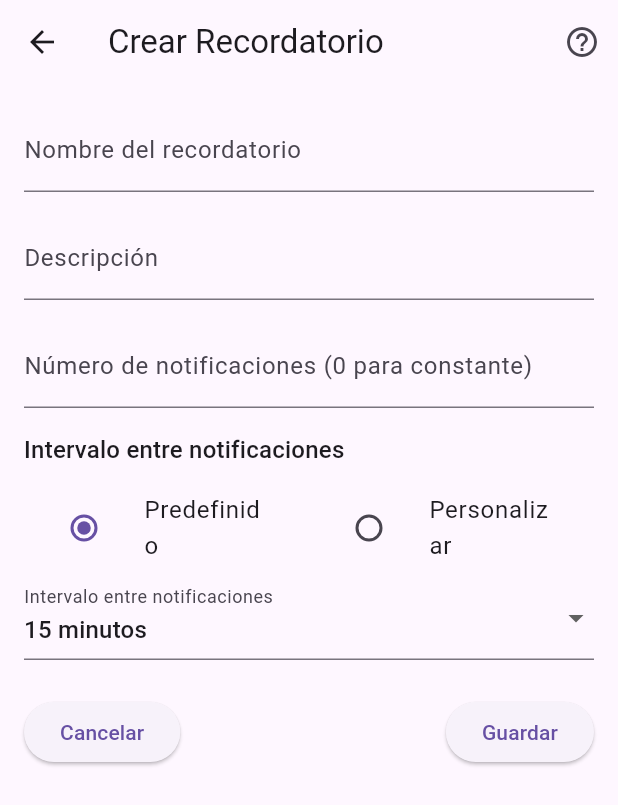
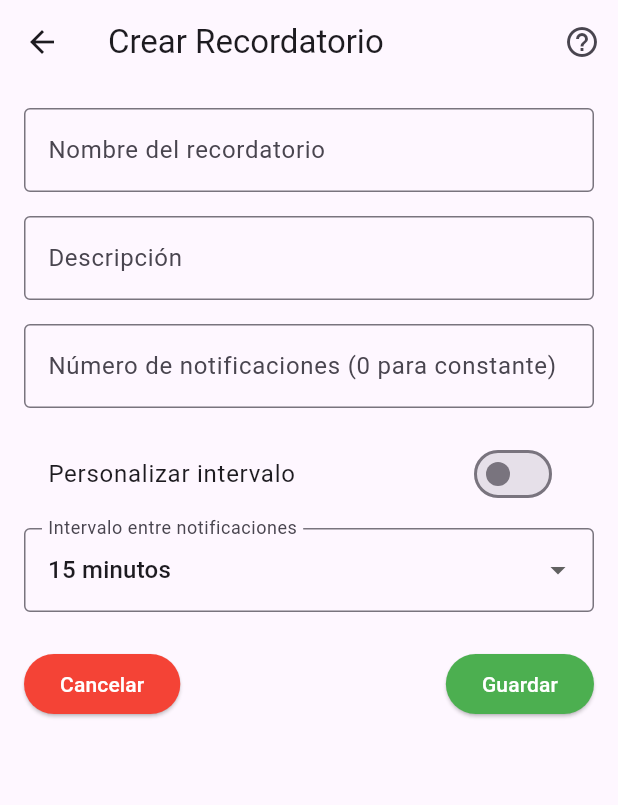
Before and after one commit to rayo-alcantar/mindKeeper, a Flutter app: the CreateReminderScreen screen opened by its route, on a phone screen of 412 x 824 dp. Shown: the top 805 px of the screen. Run offline on Flutter 3.47's test engine with Material 3 defaults, Android fonts, the phone set to English and light mode, and no system bars; our stand-ins replace file_picker, flutter_local_notifications, permission_handler, shared_preferences, timezone; accounts and stored records are empty.

Commit message:
se corrige la interfaz de editar y crear recordatorio

```diff
--- a/lib/screens/create_reminder_screen.dart
+++ b/lib/screens/create_reminder_screen.dart
@@ -17,7 +17,7 @@ class _CreateReminderScreenState extends State<CreateReminderScreen> {
   String _description = '';
   int _notificationCount = 1;
   Duration _interval = Duration(minutes: 15);
-  bool _isCustom = false; // Selección entre intervalo predefinido y personalizado
+  bool _isCustom = false; // false: predefinido, true: personalizado
 
   // Campos para tiempo personalizado (horas y minutos)
   String _customHours = '00';
@@ -44,19 +44,10 @@ class _CreateReminderScreenState extends State<CreateReminderScreen> {
                 ),
                 Text('• Intervalo entre notificaciones:'),
                 Text(
-                  '   - Si selecciona "Predefinido", podrá elegir entre intervalos de 15 minutos, 1 hora o 2 horas.',
+                  '   - Si no se personaliza, podrá elegir entre intervalos de 15 minutos, 1 hora o 2 horas.',
                 ),
                 Text(
-                  '   - Si selecciona "Personalizar", ingrese el intervalo manualmente usando dos campos:',
-                ),
-                Text(
-                  '       * Horas: Ingrese un número entre 0 y 23 (ej. "01" para 1 hora).',
-                ),
-                Text(
-                  '       * Minutos: Ingrese un número entre 0 y 59 (ej. "30" para 30 minutos).',
-                ),
-                Text(
-                  '   Ejemplo: Para un intervalo de 1 hora y 30 minutos, ingrese "01" en Horas y "30" en Minutos.',
+                  '   - Si se activa la opción "Personalizar intervalo", ingrese manualmente horas y minutos.',
                 ),
                 Text('• Botones "Cancelar" y "Guardar":'),
                 Text(
@@ -79,15 +70,39 @@ class _CreateReminderScreenState extends State<CreateReminderScreen> {
     );
   }
 
-  // Construye el widget de entrada para el intervalo (predefinido o personalizado)
-  Widget _buildIntervalInput() {
-    if (_isCustom) {
-      return Row(
+  // Construye el widget para la selección del intervalo
+  Widget _buildIntervalSelector() {
+    return Column(
+      crossAxisAlignment: CrossAxisAlignment.start,
+      children: [
+        // Alterna entre intervalo predefinido y personalizado
+        SwitchListTile(
+          title: Text('Personalizar intervalo'),
+          value: _isCustom,
+          onChanged: (value) {
+            setState(() {
+              _isCustom = value;
+              // Reinicia al valor predefinido si se desactiva la personalización
+              if (!_isCustom) {
+                _interval = Duration(minutes: 15);
+                _customHours = '00';
+                _customMinutes = '00';
+              }
+            });
+          },
+        ),
+        SizedBox(height: 8),
+        // Muestra el control correspondiente
+        _isCustom
+            ? Row(
                 children: [
                   Expanded(
                     child: TextFormField(
                       initialValue: _customHours,
-              decoration: InputDecoration(labelText: 'Horas'),
+                      decoration: InputDecoration(
+                        labelText: 'Horas',
+                        border: OutlineInputBorder(),
+                      ),
                       keyboardType: TextInputType.number,
                       maxLength: 2,
                       inputFormatters: [FilteringTextInputFormatter.digitsOnly],
@@ -101,7 +116,8 @@ class _CreateReminderScreenState extends State<CreateReminderScreen> {
                         }
                         return null;
                       },
-              onSaved: (value) => _customHours = value!.padLeft(2, '0'),
+                      onSaved: (value) =>
+                          _customHours = value!.padLeft(2, '0'),
                     ),
                   ),
                   SizedBox(width: 8),
@@ -110,7 +126,10 @@ class _CreateReminderScreenState extends State<CreateReminderScreen> {
                   Expanded(
                     child: TextFormField(
                       initialValue: _customMinutes,
-              decoration: InputDecoration(labelText: 'Minutos'),
+                      decoration: InputDecoration(
+                        labelText: 'Minutos',
+                        border: OutlineInputBorder(),
+                      ),
                       keyboardType: TextInputType.number,
                       maxLength: 2,
                       inputFormatters: [FilteringTextInputFormatter.digitsOnly],
@@ -124,15 +143,16 @@ class _CreateReminderScreenState extends State<CreateReminderScreen> {
                         }
                         return null;
                       },
-              onSaved: (value) => _customMinutes = value!.padLeft(2, '0'),
+                      onSaved: (value) =>
+                          _customMinutes = value!.padLeft(2, '0'),
                     ),
                   ),
                 ],
-      );
-    } else {
-      return DropdownButtonFormField<Duration>(
+              )
+            : DropdownButtonFormField<Duration>(
                 decoration: InputDecoration(
                   labelText: 'Intervalo entre notificaciones',
+                  border: OutlineInputBorder(),
                 ),
                 value: _interval,
                 items: [
@@ -154,8 +174,9 @@ class _CreateReminderScreenState extends State<CreateReminderScreen> {
                     _interval = value!;
                   });
                 },
+              ),
+      ],
     );
-    }
   }
 
   // Función para guardar el recordatorio y programar las notificaciones.
@@ -215,88 +236,57 @@ class _CreateReminderScreenState extends State<CreateReminderScreen> {
             crossAxisAlignment: CrossAxisAlignment.stretch,
             children: [
               // Campo para el nombre
-              Semantics(
-                label: 'Campo de nombre del recordatorio',
-                textField: true,
-                child: TextFormField(
-                  decoration: InputDecoration(labelText: 'Nombre del recordatorio'),
+              TextFormField(
+                decoration: InputDecoration(
+                  labelText: 'Nombre del recordatorio',
+                  border: OutlineInputBorder(),
+                ),
                 onSaved: (value) => _name = value!.trim(),
-                  validator: (value) => (value == null || value.trim().isEmpty) ? 'Ingresa un nombre' : null,
-                ),
+                validator: (value) => (value == null || value.trim().isEmpty)
+                    ? 'Ingresa un nombre'
+                    : null,
               ),
               SizedBox(height: 16),
               // Campo para la descripción
-              Semantics(
-                label: 'Campo de descripción',
-                textField: true,
-                child: TextFormField(
-                  decoration: InputDecoration(labelText: 'Descripción'),
+              TextFormField(
+                decoration: InputDecoration(
+                  labelText: 'Descripción',
+                  border: OutlineInputBorder(),
+                ),
                 onSaved: (value) => _description = value?.trim() ?? '',
-                ),
               ),
               SizedBox(height: 16),
               // Campo para número de notificaciones
-              Semantics(
-                label: 'Campo para número de notificaciones',
-                textField: true,
-                child: TextFormField(
+              TextFormField(
                 decoration: InputDecoration(
                   labelText: 'Número de notificaciones (0 para constante)',
+                  border: OutlineInputBorder(),
                 ),
                 keyboardType: TextInputType.number,
-                  onSaved: (value) => _notificationCount = int.tryParse(value!.trim()) ?? 1,
-                ),
+                onSaved: (value) =>
+                    _notificationCount = int.tryParse(value!.trim()) ?? 1,
               ),
               SizedBox(height: 16),
-              Text(
-                'Intervalo entre notificaciones',
-                style: Theme.of(context).textTheme.titleMedium,
-              ),
-              SizedBox(height: 8),
-              // Selección entre intervalo predefinido y personalizado
-              Row(
-                children: [
-                  Expanded(
-                    child: ListTile(
-                      title: Text('Predefinido'),
-                      leading: Radio<bool>(
-                        value: false,
-                        groupValue: _isCustom,
-                        onChanged: (value) {
-                          setState(() {
-                            _isCustom = value!;
-                          });
-                        },
-                      ),
-                    ),
-                  ),
-                  Expanded(
-                    child: ListTile(
-                      title: Text('Personalizar'),
-                      leading: Radio<bool>(
-                        value: true,
-                        groupValue: _isCustom,
-                        onChanged: (value) {
-                          setState(() {
-                            _isCustom = value!;
-                          });
-                        },
-                      ),
-                    ),
-                  ),
-                ],
-              ),
-              _buildIntervalInput(),
+              // Sección para el intervalo
+              _buildIntervalSelector(),
               SizedBox(height: 24),
-              // Botones de Cancelar y Guardar (Cancelar a la izquierda, Guardar a la derecha)
+              // Botones de Cancelar y Guardar
               Row(
                 mainAxisAlignment: MainAxisAlignment.spaceBetween,
                 children: [
                   ElevatedButton(
+                    style: ElevatedButton.styleFrom(
+                      backgroundColor: Colors.red, // Color accesible para cancelar
+                      foregroundColor: Colors.white,
+                    ),
                     onPressed: () => Navigator.pop(context),
                     child: Text('Cancelar'),
                   ),
                   ElevatedButton(
+                    style: ElevatedButton.styleFrom(
+                      backgroundColor: Colors.green, // Color accesible para guardar
+                      foregroundColor: Colors.white,
+                    ),
                     onPressed: _saveReminder,
                     child: Text('Guardar'),
                   ),
--- a/pubspec.yaml
+++ b/pubspec.yaml
@@ -1,7 +1,7 @@
 name: mindkeeper
 description: "Aplicación para gestionar recordatorios repetitivos."
 publish_to: 'none'
-version: 2.1.1+1
+version: 2.1.2
 
 environment:
   sdk: ^3.7.0
```
Also changed, not shown: lib/screens/edit_reminder_screen.dart (+74 -102 lines), 1 other file. Lines whose indentation alone changed are shown as unchanged.
